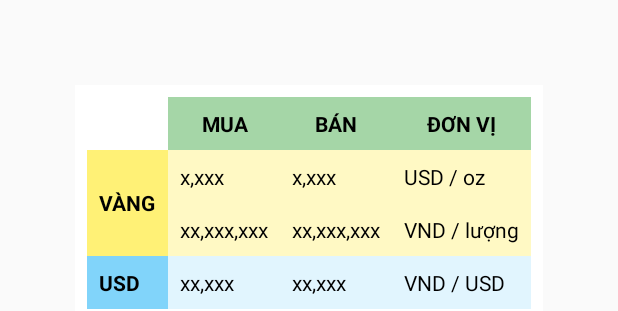
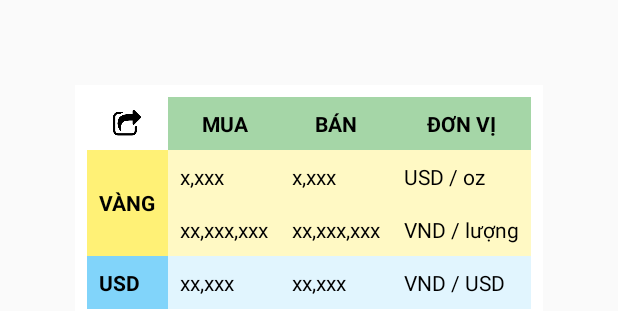
Before and after one commit to catvinhquang/exchange-rate, an Android app: the layout activity_main.xml on its own in the app's theme, with its tools: preview values and no code run, on a phone screen of 412 x 824 dp. Shown: the part 415-726 px from the top of the screen. Run offline under Robolectric (Android 15) with nearby library versions, the phone set to English and light mode, and no system bars; network calls fail.

Commit message:
Added share feature

```diff
--- a/app/build.gradle
+++ b/app/build.gradle
@@ -9,8 +9,8 @@ android {
         applicationId "com.catvinhquang.exchangerate"
         minSdkVersion 16
         targetSdkVersion 30
-        versionCode 1
-        versionName "1.0"
+        versionCode 2
+        versionName "1.0.1"
     }
 
     signingConfigs {
--- a/app/src/main/res/layout/activity_main.xml
+++ b/app/src/main/res/layout/activity_main.xml
@@ -15,11 +15,23 @@
         android:layout_height="match_parent"
         android:orientation="vertical">
 
-        <TextView
+        <FrameLayout
+            android:id="@+id/btn_share"
             android:layout_width="match_parent"
-            android:layout_height="wrap_content"
-            android:padding="8dp"
-            android:textSize="14sp" />
+            android:layout_height="wrap_content">
+
+            <TextView
+                android:layout_width="match_parent"
+                android:layout_height="wrap_content"
+                android:padding="8dp"
+                android:textSize="14sp" />
+
+            <ImageView
+                android:layout_width="20dp"
+                android:layout_height="20dp"
+                android:layout_gravity="center"
+                android:src="@drawable/ic_share" />
+        </FrameLayout>
 
         <TextView
             android:layout_width="match_parent"
```
Also changed, not shown: app/src/main/java/com/catvinhquang/exchangerate/MainActivity.kt (+31 -0 lines), app/src/main/res/drawable-xxhdpi/ic_share.png (added).
